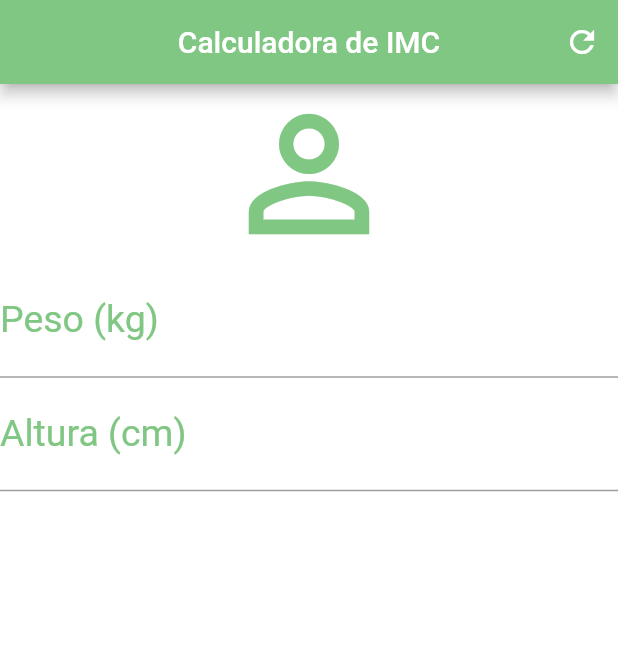
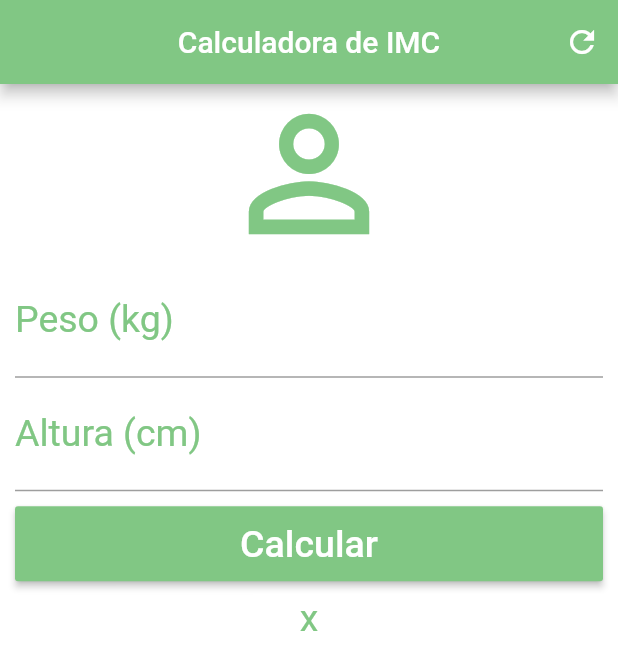
Before and after one commit to karinesobrinho/calculoIMC, a Flutter app: the screen it shows after launch, on a phone screen of 412 x 824 dp. Shown: the top 670 px of the screen. Run offline on Flutter 3.47's test engine with Material 2 defaults, Android fonts, the phone set to English and light mode, and no system bars.

Commit message:
layout ok

```diff
--- a/lib/main.dart
+++ b/lib/main.dart
@@ -24,7 +24,9 @@ class _HomeState extends State<Home> {
         ],
       ),
       backgroundColor: Colors.white,
-      body: Column(
+      body: SingleChildScrollView(
+        padding: EdgeInsets.fromLTRB(10.0, 0.0, 10.0, 0),
+        child: Column(
         crossAxisAlignment: CrossAxisAlignment.stretch,
         children: <Widget>[
           Icon(Icons.person_outline, color: Colors.green[300], size: 120.0),
@@ -44,8 +46,23 @@ class _HomeState extends State<Home> {
           textAlign: TextAlign.center,
           style: TextStyle(fontSize: 25.0, color: Colors.green[300]),
           ),
+          Padding(padding: EdgeInsets.only(top: 10.0, bottom: 10.0),
+            child: Container(
+              height: 50.0,
+              child:
+              RaisedButton(
+              onPressed: (){},
+              child: Text('Calcular', style: TextStyle(color: Colors.white, fontSize: 25.0),),
+              color: Colors.green[300],
+              ),
+            ),
+          ),
+          Text('x',
+          textAlign: TextAlign.center,
+          style: TextStyle(color: Colors.green[300], fontSize: 25.0),)
         ],
       ),
+      )
     );
   }
 }
```
